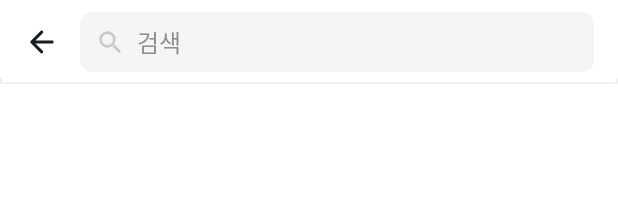
After one commit to UMC-neoul/NEOUL_FRONT, an Android app: the layout activity_search.xml on its own in the app's theme, with its tools: preview values and no code run, on a phone screen of 412 x 824 dp. The commit adds this screen. Shown: the top 220 px of the screen. Run offline under Robolectric (Android 15) with nearby library versions, the phone set to English and light mode, and no system bars.

Commit message:
Feat: SearchScreen 레이아웃 추가
SearchScreen 레이아웃 - 탭 추가

```diff
--- a/Neoul/app/src/main/AndroidManifest.xml
+++ b/Neoul/app/src/main/AndroidManifest.xml
@@ -24,6 +24,9 @@
             android:exported="false" />
         <activity
             android:name=".presentation.main.home.EventActivity"
+            android:exported="false" />
+        <activity
+            android:name=".presentation.main.home.SearchActivity"
             android:exported="false" />
 
         <activity
--- a/Neoul/app/src/main/java/com/example/neoul/presentation/main/home/HomeFragment.kt
+++ b/Neoul/app/src/main/java/com/example/neoul/presentation/main/home/HomeFragment.kt
@@ -41,6 +41,9 @@ class HomeFragment : BaseFragment<HomeViewModel, FragmentHomeBinding>() {
         viewBinding = FragmentHomeBinding.inflate(layoutInflater)
         viewBinding.imgBoard.setOnClickListener {
             startActivity(Intent(requireContext(),EventActivity::class.java))
+        }
+        viewBinding.imgSearch.setOnClickListener {
+            startActivity(Intent(requireContext(),SearchActivity::class.java))
         }
         return viewBinding.root
     }
--- /dev/null
+++ b/Neoul/app/src/main/java/com/example/neoul/presentation/main/home/SearchActivity.kt
@@ -0,0 +1,21 @@
+package com.example.neoul.presentation.main.home
+
+import android.os.Bundle
+import androidx.appcompat.app.AppCompatActivity
+
+import com.example.neoul.databinding.ActivitySearchBinding
+
+class SearchActivity: AppCompatActivity() {
+    private lateinit var viewBinding: ActivitySearchBinding
+    override fun onCreate(savedInstanceState: Bundle?) {
+        super.onCreate(savedInstanceState)
+        viewBinding = ActivitySearchBinding.inflate(layoutInflater)
+
+        setContentView(viewBinding.root)
+
+        viewBinding.imgBack.setOnClickListener {
+            finish()
+        }
+
+    }
+}
--- /dev/null
+++ b/Neoul/app/src/main/res/drawable/arrow_back.xml
@@ -0,0 +1,9 @@
+<vector xmlns:android="http://schemas.android.com/apk/res/android"
+    android:width="24dp"
+    android:height="24dp"
+    android:viewportWidth="24"
+    android:viewportHeight="24">
+  <path
+      android:pathData="M18.791,11.005H7.621L12.501,6.125C12.891,5.735 12.891,5.095 12.501,4.705C12.111,4.315 11.481,4.315 11.091,4.705L4.501,11.295C4.111,11.685 4.111,12.315 4.501,12.705L11.091,19.295C11.481,19.685 12.111,19.685 12.501,19.295C12.891,18.905 12.891,18.275 12.501,17.885L7.621,13.005H18.791C19.341,13.005 19.791,12.555 19.791,12.005C19.791,11.455 19.341,11.005 18.791,11.005Z"
+      android:fillColor="#171C22"/>
+</vector>
--- /dev/null
+++ b/Neoul/app/src/main/res/layout/activity_search.xml
@@ -0,0 +1,64 @@
+<?xml version="1.0" encoding="utf-8"?>
+<androidx.constraintlayout.widget.ConstraintLayout xmlns:android="http://schemas.android.com/apk/res/android"
+    xmlns:app="http://schemas.android.com/apk/res-auto"
+    android:layout_width="match_parent"
+    android:layout_height="match_parent">
+
+    <androidx.appcompat.widget.Toolbar
+        android:layout_width="match_parent"
+        android:layout_height="56dp"
+        android:background="@drawable/border_bottom_1dp"
+        app:layout_constraintStart_toStartOf="parent"
+        app:layout_constraintTop_toTopOf="parent">
+
+        <ImageView
+            android:id="@+id/img_back"
+            android:layout_width="wrap_content"
+            android:layout_height="wrap_content"
+            android:layout_marginRight="13dp"
+            android:src="@drawable/arrow_back" />
+
+        <androidx.constraintlayout.widget.ConstraintLayout
+            android:layout_width="match_parent"
+            android:layout_height="40dp"
+            android:layout_marginRight="16dp"
+            android:background="@drawable/border_radius_8"
+            android:backgroundTint="@color/warmGray98">
+
+            <ImageView
+                android:id="@+id/img_search"
+                android:layout_width="20dp"
+                android:layout_height="20dp"
+                android:src="@drawable/search"
+                android:tint="@color/warmGray80"
+                app:layout_constraintBottom_toBottomOf="parent"
+                app:layout_constraintStart_toStartOf="parent"
+                app:layout_constraintTop_toTopOf="parent"
+                android:layout_marginLeft="10dp"
+                />
+
+            <EditText
+                android:id="@+id/edit_search"
+                android:layout_width="0dp"
+                android:layout_height="wrap_content"
+                app:layout_constraintStart_toEndOf="@id/img_search"
+                app:layout_constraintEnd_toEndOf="parent"
+                android:layout_marginLeft="8dp"
+                android:background="@color/warmGray98"
+                app:layout_constraintTop_toTopOf="parent"
+                app:layout_constraintBottom_toBottomOf="parent"
+                android:hint="검색"
+                android:textColorHint="@color/warmGray60"
+                android:textSize="16dp"
+                android:textFontWeight="600"
+                android:textColor="@color/coolGray20"
+
+                />
+
+
+
+        </androidx.constraintlayout.widget.ConstraintLayout>
+
+
+    </androidx.appcompat.widget.Toolbar>
+</androidx.constraintlayout.widget.ConstraintLayout>
--- a/Neoul/app/src/main/res/layout/fragment_home.xml
+++ b/Neoul/app/src/main/res/layout/fragment_home.xml
@@ -23,12 +23,14 @@
 
 
         <ImageView
+            android:id="@+id/img_heart"
             android:layout_width="wrap_content"
             android:layout_height="wrap_content"
             android:src="@drawable/favorite_border_black"
             android:layout_gravity="end"
             android:layout_marginRight="16dp"/>
         <ImageView
+            android:id="@+id/img_search"
             android:layout_width="wrap_content"
             android:layout_height="wrap_content"
             android:src="@drawable/search"
--- a/Neoul/app/src/main/res/values/colors.xml
+++ b/Neoul/app/src/main/res/values/colors.xml
@@ -8,6 +8,7 @@
     <color name="coolGray90">#DEE3EB</color>
     <color name="coolGray95">#EDF1F9</color>
     <color name="warmGray98">#F5F5F5</color>
+    <color name="warmGray80">#C6C6CA</color>
     <color name="warmGray95">#F1F0F4</color>
     <color name="warmGray10">#1A1C1E</color>
     <color name="warmGray20">#2F3033</color>
```
